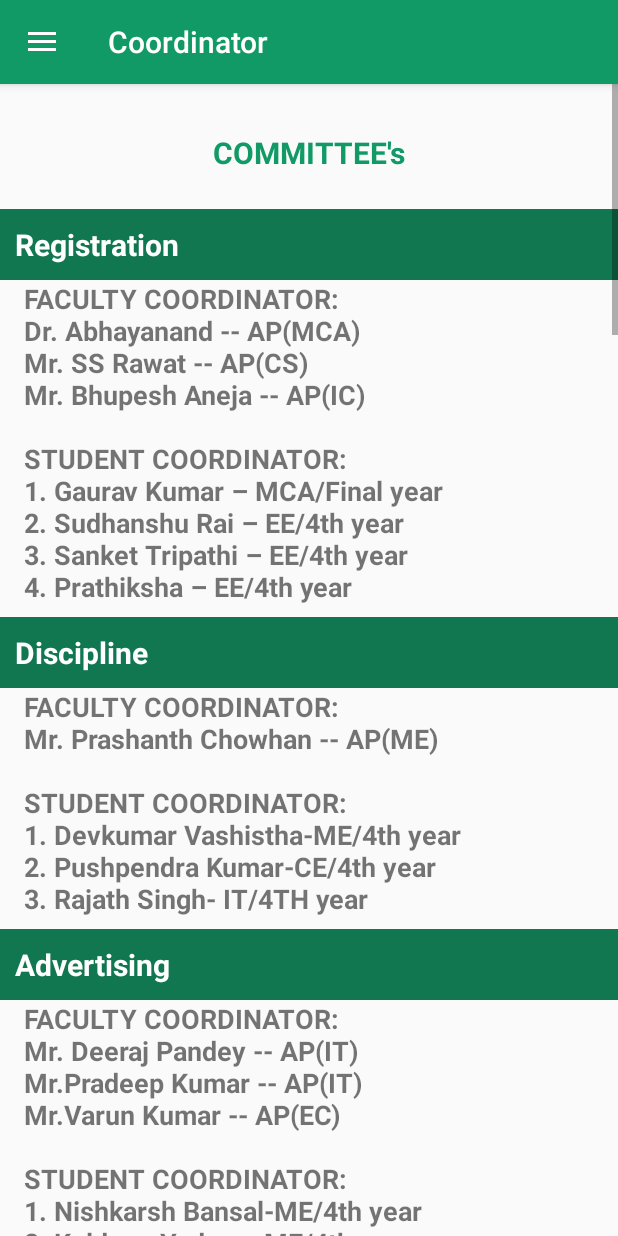
After one commit to jatinrajbhatia/jssmythri2017, an Android app: the fragment Committee placed in its activity, on a phone screen of 412 x 824 dp. The commit adds this screen. Run offline under Robolectric (Android 15) with nearby library versions, the light colour scheme and no system bars.

Commit message:
first commit

```diff
--- /dev/null
+++ b/app/src/main/java/com/jss/jssatenmythri2017_18/activity/Committee.java
@@ -0,0 +1,23 @@
+package com.jss.jssatenmythri2017_18.activity;
+
+import android.os.Bundle;
+import android.support.v4.app.Fragment;
+import android.view.LayoutInflater;
+import android.view.View;
+import android.view.ViewGroup;
+
+import com.jss.jssatenmythri2017_18.R;
+
+
+public class Committee extends Fragment {
+
+
+    @Override
+    public View onCreateView(LayoutInflater inflater, ViewGroup container,
+                             Bundle savedInstanceState) {
+        // Inflate the layout for this fragment
+        return inflater.inflate(R.layout.fragment_committee, container, false);
+    }
+
+
+}
--- a/app/src/main/java/com/jss/jssatenmythri2017_18/activity/Games.java
+++ b/app/src/main/java/com/jss/jssatenmythri2017_18/activity/Games.java
@@ -23,7 +23,7 @@ public class Games extends Fragment {
     RecyclerView.LayoutManager layoutManager;
     String[] name={"Badminton","Table Tennis","Chess","Carrom",
             "Tug Of War","Cricket","Football","Volleyball",
-            "Basketball","Athelitics","Kabaddi","Fun Games"};
+            "Basketball","Athelitics", "Shot Put","Kabaddi","Fun Games"};
    ArrayList<Text_Getter_Setter> list=new ArrayList<Text_Getter_Setter>();
 
     @Override
--- a/app/src/main/java/com/jss/jssatenmythri2017_18/activity/LoginActivity.java
+++ b/app/src/main/java/com/jss/jssatenmythri2017_18/activity/LoginActivity.java
@@ -47,7 +47,7 @@ public class LoginActivity extends Activity {
     //Pref by Ashwani - pref of whole app
     SharedPreferences sharedPreferences;
     final String LOGIN_KEY = "logged_in";
-    final String PREF_NAME = "mythri-2017";
+    final String PREF_NAME = "mythri-2016";
     final String IS_REGISTERATION = "registeration";
     String USERNAME = "useername";
     String MYTHRI_ID = "mythri_id";
--- a/app/src/main/java/com/jss/jssatenmythri2017_18/activity/MainActivity.java
+++ b/app/src/main/java/com/jss/jssatenmythri2017_18/activity/MainActivity.java
@@ -42,7 +42,7 @@ public class MainActivity extends AppCompatActivity
         loginname = sharedPreferences.getString(USERNAME, "JSS");
         String id = sharedPreferences.getString(MYTHRI_ID, "mythri_dev_jss");
         if (!id.equals("mythri_dev_jss")) {
-            loginid = "MYTHRI_16_" + id;
+            loginid = "MYTHRI_17_" + id;
         }
 
         Toast.makeText(getApplicationContext(), loginname + " " + loginid, Toast.LENGTH_LONG).show();
@@ -109,6 +109,9 @@ public class MainActivity extends AppCompatActivity
         } else if (id == R.id.support) {
             android.support.v4.app.FragmentManager transaction = getSupportFragmentManager();
             transaction.beginTransaction().replace(R.id.main_frame, new Support()).commit();
+        } else if (id == R.id.committee) {
+            android.support.v4.app.FragmentManager transaction = getSupportFragmentManager();
+            transaction.beginTransaction().replace(R.id.main_frame, new Committee()).commit();
         } else if (id == R.id.share) {
             shareapp();
         }
--- a/app/src/main/java/com/jss/jssatenmythri2017_18/activity/coordinator/Coordinater_nav_activity.java
+++ b/app/src/main/java/com/jss/jssatenmythri2017_18/activity/coordinator/Coordinater_nav_activity.java
@@ -15,6 +15,7 @@ import android.widget.Toast;
 import com.jss.jssatenmythri2017_18.R;
 import com.jss.jssatenmythri2017_18.activity.About;
 import com.jss.jssatenmythri2017_18.activity.About_app;
+import com.jss.jssatenmythri2017_18.activity.Committee;
 import com.jss.jssatenmythri2017_18.activity.Games;
 import com.jss.jssatenmythri2017_18.activity.LoginActivity;
 import com.jss.jssatenmythri2017_18.activity.Notification;
@@ -89,6 +90,10 @@ public class Coordinater_nav_activity extends AppCompatActivity
         {
             android.support.v4.app.FragmentManager transaction =getSupportFragmentManager();
             transaction.beginTransaction().replace(R.id.coordinater_frame,new About_app()).commit();
+        }else if(id==R.id.committee)
+        {
+            android.support.v4.app.FragmentManager transaction =getSupportFragmentManager();
+            transaction.beginTransaction().replace(R.id.coordinater_frame,new Committee()).commit();
         }
         else if(id == R.id.logout){
             clearPref();
--- /dev/null
+++ b/app/src/main/res/layout/fragment_committee.xml
@@ -0,0 +1,320 @@
+<FrameLayout xmlns:android="http://schemas.android.com/apk/res/android"
+    xmlns:tools="http://schemas.android.com/tools"
+    android:layout_width="match_parent"
+    android:layout_height="match_parent"
+    tools:context=".activity.Committee">
+
+    <!-- TODO: Update blank fragment layout -->
+
+    <ScrollView
+        android:layout_width="match_parent"
+        android:layout_height="match_parent">
+
+        <LinearLayout
+            android:layout_width="match_parent"
+            android:layout_height="match_parent"
+            android:orientation="vertical">
+            <TextView
+                android:layout_width="match_parent"
+                android:layout_height="wrap_content"
+                android:layout_marginTop="16dp"
+                android:padding="16dp"
+                android:gravity="center"
+                android:text="COMMITTEE's"
+                android:textSize="20sp"
+                android:textColor="#196"
+                android:textStyle="bold"/>
+
+
+            <TextView
+                android:layout_width="match_parent"
+                android:layout_height="wrap_content"
+                android:background="#117751"
+                android:textColor="#fff"
+                android:text="Registration"
+                android:layout_marginTop="8dp"
+                android:textSize="20sp"
+                android:textStyle="bold"
+                android:padding="10dp"/>
+
+            <TextView
+                android:layout_width="match_parent"
+                android:layout_height="wrap_content"
+                android:paddingRight="16dp"
+                android:paddingLeft="16dp"
+                android:textStyle="bold"
+                android:text="FACULTY COORDINATOR: \nDr. Abhayanand -- AP(MCA)\nMr. SS Rawat -- AP(CS)\nMr. Bhupesh Aneja -- AP(IC)\n\nSTUDENT COORDINATOR:\n1. Gaurav Kumar – MCA/Final year\n2. Sudhanshu Rai – EE/4th year\n3. Sanket Tripathi – EE/4th year\n4. Prathiksha – EE/4th year"
+                android:textSize="18sp"
+                />
+
+
+            <TextView
+                android:layout_width="match_parent"
+                android:layout_height="wrap_content"
+                android:background="#117751"
+                android:textColor="#fff"
+                android:text="Discipline"
+                android:textSize="20sp"
+                android:layout_marginTop="8dp"
+                android:textStyle="bold"
+                android:padding="10dp"/>
+
+            <TextView
+                android:layout_width="match_parent"
+                android:layout_height="wrap_content"
+                android:paddingRight="16dp"
+                android:paddingLeft="16dp"
+                android:textStyle="bold"
+                android:text="FACULTY COORDINATOR: \nMr. Prashanth Chowhan -- AP(ME) \n\nSTUDENT COORDINATOR:\n1. Devkumar Vashistha-ME/4th year\n2. Pushpendra Kumar-CE/4th year\n3. Rajath Singh- IT/4TH year"
+                android:textSize="18sp"
+                />
+
+
+            <TextView
+                android:layout_width="match_parent"
+                android:layout_height="wrap_content"
+                android:background="#117751"
+                android:textColor="#fff"
+                android:text="Advertising"
+                android:textSize="20sp"
+                android:layout_marginTop="8dp"
+                android:textStyle="bold"
+                android:padding="10dp"/>
+
+            <TextView
+                android:layout_width="match_parent"
+                android:layout_height="wrap_content"
+                android:paddingRight="16dp"
+                android:paddingLeft="16dp"
+                android:textStyle="bold"
+                android:text="FACULTY COORDINATOR: \nMr. Deeraj Pandey -- AP(IT)\nMr.Pradeep Kumar -- AP(IT)\nMr.Varun Kumar -- AP(EC)\n\nSTUDENT COORDINATOR:\n1. Nishkarsh Bansal-ME/4th year\n2. Kuldeep Yadav – ME/4th year\n3. Shubham Dubey–EC/4th year\n4. Shivam Deshwal – IT/4th year\n5. Shikhar Yadav– ME /4th year"
+                android:textSize="18sp"
+                />
+
+            <TextView
+                android:layout_width="match_parent"
+                android:layout_height="wrap_content"
+                android:background="#117751"
+                android:textColor="#fff"
+                android:text="Ties/Fixture"
+                android:textSize="20sp"
+                android:layout_marginTop="8dp"
+                android:textStyle="bold"
+                android:padding="10dp"/>
+
+            <TextView
+                android:layout_width="match_parent"
+                android:layout_height="wrap_content"
+                android:paddingRight="16dp"
+                android:paddingLeft="16dp"
+                android:textStyle="bold"
+                android:text="FACULTY COORDINATOR: \nRespective Game Faculty coordinators \nMr.Uday Kumar -- Instructor (EC)\n\nSTUDENT COORDINATOR:\n1. Amardeep Singh–CE/4th year\n2. Birendra Yadav–CE/4th year \n3. Respective Game Coordinators"
+                android:textSize="18sp"
+                />
+
+            <TextView
+                android:layout_width="match_parent"
+                android:layout_height="wrap_content"
+                android:background="#117751"
+                android:textColor="#fff"
+                android:text="Ground  Preparation"
+                android:textSize="20sp"
+                android:layout_marginTop="8dp"
+                android:textStyle="bold"
+                android:padding="10dp"/>
+
+            <TextView
+                android:layout_width="match_parent"
+                android:layout_height="wrap_content"
+                android:paddingRight="16dp"
+                android:paddingLeft="16dp"
+                android:textStyle="bold"
+                android:text="FACULTY COORDINATOR: \nMr. Yogesh.K.S -- AP(Civil)\nMr. Bharath -- AP(Civil)\nMr.Raghavendra -- AP(CE)\n\nSTUDENT COORDINATOR:\n1. Arnold Lui– EE/4th year\n2. Manish Kesharwani–CS/4th year\n3. Adity Srivastava-CS/4th year\n4. Respective Game Coordinators"
+                android:textSize="18sp"
+                />
+
+            <TextView
+                android:layout_width="match_parent"
+                android:layout_height="wrap_content"
+                android:background="#117751"
+                android:textColor="#fff"
+                android:text="Inauguration"
+                android:textSize="20sp"
+                android:layout_marginTop="8dp"
+                android:textStyle="bold"
+                android:padding="10dp"/>
+
+            <TextView
+                android:layout_width="match_parent"
+                android:layout_height="wrap_content"
+                android:paddingRight="16dp"
+                android:paddingLeft="16dp"
+                android:textStyle="bold"
+                android:text="FACULTY COORDINATOR: \nMrs. Parven Poon Tarang -- AP(EE)\nMrs. Roli Verma -- AP(Chem)\nMrs.Ranu Pandey -- AP(Maths)\nMrs.Shivani Dubey -- AP(MCA)\nMr.Yashwanth J -- AP(EC)\nMr.Lingraju R -- Instructor\nMr.Suresh H M -- Admin\nMr.Manjunath -- Attender\n\nSTUDENT COORDINATOR:\n1. Saurabh Bharadwaj – MCA/Final year \n2. Shreya Singh – EC/4th year\n3. Abhishek Tiwari - EEE/4th year\n4. Vivek Sharma – IT/4th year\n5. Arpit Gupta – ME/ 4th year\n6. Sakshi Gupta - CS/4th year\n7. Yamini Saurabh - EC/4th year\n8. Rishabh Mittal - EE/4th year"
+                android:textSize="18sp"
+                />
+
+            <TextView
+                android:layout_width="match_parent"
+                android:layout_height="wrap_content"
+                android:background="#117751"
+                android:textColor="#fff"
+                android:text="Prize Distribution"
+                android:textSize="20sp"
+                android:layout_marginTop="8dp"
+                android:textStyle="bold"
+                android:padding="10dp"/>
+
+            <TextView
+                android:layout_width="match_parent"
+                android:layout_height="wrap_content"
+                android:paddingRight="16dp"
+                android:paddingLeft="16dp"
+                android:textStyle="bold"
+                android:text="FACULTY COORDINATOR: \nDr.Deepak Kumar -- HOD(Phy)\nMr. Rakesh Bhat -- AP(MBA)\nMr. Virendra Kr Verma -- AP(MT)\nMs. Shafali Bhakshi -- AP(CE)\nMr.B S Bharth Kupal -- AP(EC)\nMr. Shivanna L -- Instructor(ME)\nMr.Manjunath -- Instructor(EE)\n\nSTUDENT COORDINATOR:\n1. Saurabh Bharadwaj – MCA/Final year \n2. Shreya Singh – EC/4th year\n3. Abhishek Tiwari - EEE/4th year\n4. Vivek Sharma – IT/4th year\n5. Arpit Gupta – ME/ 4th year\n6. Sakshi Gupta - CS/4th year\n7. Yamini Saurabh - EC/4th year\n8. Rishabh Mittal - EE/4th year"
+                android:textSize="18sp"
+                />
+
+
+            <TextView
+                android:layout_width="match_parent"
+                android:layout_height="wrap_content"
+                android:background="#117751"
+                android:textColor="#fff"
+                android:text="Certificate Writing"
+                android:textSize="20sp"
+                android:layout_marginTop="8dp"
+                android:textStyle="bold"
+                android:padding="10dp"/>
+
+            <TextView
+                android:layout_width="match_parent"
+                android:layout_height="wrap_content"
+                android:paddingRight="16dp"
+                android:paddingLeft="16dp"
+                android:textStyle="bold"
+                android:text="FACULTY COORDINATOR: \nDr. Bhupender Parashar -- Asso.Prof. Head(Maths)\nMrs. Deepa Tyagi -- AP(Eng)\nMrs. Ashima Srivastav -- AP(Chem)\nMrs. Nishi Sharma -- AP(Eng)\nMrs. Vineetha Khemchandani -- AP(Maths)\nMr. Uday Kumar -- Instructor(EC)\nMr. Karthik K C -- Instructor(ME)\nMr. Babu Prasad -- Instructor(IC)\nMr.Raghu S -- Instructor(ME)\n\nSTUDENT COORDINATOR:\n1. Shweta Rajiv Tripathi MCA/Final year\n2. Abhishek Tripathi-EE/4th year"
+                android:textSize="18sp"
+                />
+
+            <TextView
+                android:layout_width="match_parent"
+                android:layout_height="wrap_content"
+                android:background="#117751"
+                android:textColor="#fff"
+                android:text="Refreshment"
+                android:textSize="20sp"
+                android:layout_marginTop="8dp"
+                android:textStyle="bold"
+                android:padding="10dp"/>
+
+            <TextView
+                android:layout_width="match_parent"
+                android:layout_height="wrap_content"
+                android:paddingRight="16dp"
+                android:paddingLeft="16dp"
+                android:textStyle="bold"
+                android:text="FACULTY COORDINATOR: \nMr. Sadashiva.T -- AP(MBA)\nMr.Harsha B P -- AP(ME)\nMr.Suhas A R -- Instructor(EE)\n\nSTUDENT COORDINATOR:\n1. Nishkarsh Bansal-ME/4th year"
+                android:textSize="18sp"
+                />
+
+            <TextView
+                android:layout_width="match_parent"
+                android:layout_height="wrap_content"
+                android:background="#117751"
+                android:textColor="#fff"
+                android:text="Press Committee"
+                android:textSize="20sp"
+                android:layout_marginTop="8dp"
+                android:textStyle="bold"
+                android:padding="10dp"/>
+
+            <TextView
+                android:layout_width="match_parent"
+                android:layout_height="wrap_content"
+                android:paddingRight="16dp"
+                android:paddingLeft="16dp"
+                android:textStyle="bold"
+                android:text="FACULTY COORDINATOR: \nMr. Nirmal Kumar Agarwal -- AP(EE)\n\nSTUDENT COORDINATOR:\n1. Rishabh Mittal - EE/4th year\n2. Tarun Garg - MBA/Final year"
+                android:textSize="18sp"
+                />
+
+            <TextView
+                android:layout_width="match_parent"
+                android:layout_height="wrap_content"
+                android:background="#117751"
+                android:textColor="#fff"
+                android:text="T-Shirt"
+                android:textSize="20sp"
+                android:layout_marginTop="8dp"
+                android:textStyle="bold"
+                android:padding="10dp"/>
+
+            <TextView
+                android:layout_width="match_parent"
+                android:layout_height="wrap_content"
+                android:paddingRight="16dp"
+                android:paddingLeft="16dp"
+                android:textStyle="bold"
+                android:text="\nSTUDENT COORDINATOR:\n1. Jatin Bhatia - MCA/Final year\n2. Sumit Gupta - MCA/Final year"
+                android:textSize="18sp"
+                />
+
+            <TextView
+                android:layout_width="match_parent"
+                android:layout_height="wrap_content"
+                android:background="#117751"
+                android:textColor="#fff"
+                android:text="First Aid"
+                android:textSize="20sp"
+                android:layout_marginTop="8dp"
+                android:textStyle="bold"
+                android:padding="10dp"/>
+
+            <TextView
+                android:layout_width="match_parent"
+                android:layout_height="wrap_content"
+                android:paddingRight="16dp"
+                android:paddingLeft="16dp"
+                android:textStyle="bold"
+                android:text="FACULTY COORDINATOR: \nMr. Shashi Kumar -- AP(EC)\n\nSTUDENT COORDINATOR:\n1. Sayad Arshad Ali– /4th year \n2. Vaibhav Dwivedi–ME/4th year"
+                android:textSize="18sp"
+                />
+
+            <TextView
+                android:layout_width="match_parent"
+                android:layout_height="wrap_content"
+                android:background="#117751"
+                android:textColor="#fff"
+                android:text="Documentations (Typing)"
+                android:textSize="20sp"
+                android:layout_marginTop="8dp"
+                android:textStyle="bold"
+                android:padding="10dp"/>
+
+            <TextView
+                android:layout_width="match_parent"
+                android:layout_height="wrap_content"
+                android:paddingRight="16dp"
+                android:paddingLeft="16dp"
+                android:textStyle="bold"
+                android:text="\nSTUDENT COORDINATOR:\n1. Shivam Gadgey–CE/4th year\n2. Jaswant Singh Yadav-ME/4th year"
+                android:textSize="18sp"
+                />
+
+            <TextView
+                android:layout_width="match_parent"
+                android:layout_height="wrap_content"
+                android:paddingRight="16dp"
+                android:paddingLeft="16dp"
+                android:text=""
+                android:textSize="15sp"
+                />
+
+
+        </LinearLayout>
+
+    </ScrollView>
+
+
+</FrameLayout>
--- a/app/src/main/res/menu/activity_coordinater_nav_activity_drawer.xml
+++ b/app/src/main/res/menu/activity_coordinater_nav_activity_drawer.xml
@@ -9,11 +9,15 @@
         <item
             android:id="@+id/my_event"
             android:icon="@drawable/ic_face_black_24dp"
-            android:title="Your Event" />
+            android:title="Your Games" />
         <item
             android:id="@+id/games"
             android:icon="@drawable/games"
             android:title="All Games" />
+        <item
+            android:id="@+id/committee"
+            android:icon="@drawable/games"
+            android:title="Committee" />
         <item
             android:id="@+id/notification"
             android:icon="@drawable/current"
@@ -25,14 +29,15 @@
             />
 
         <item
+            android:id="@+id/support"
+            android:icon="@drawable/about"
+            android:title="Support" />
+
+
+        <item
             android:id="@+id/logout"
             android:icon="@drawable/log_out_24dp"
             android:title="Logout" />
 
-        <item
-            android:id="@+id/support"
-            android:icon="@drawable/about"
-            android:title="Support" />
-
 </group>
 </menu>
```
Also changed, not shown: app/src/main/java/com/jss/jssatenmythri2017_18/activity/Athelics_Listview.java (+9 -7 lines), app/src/main/java/com/jss/jssatenmythri2017_18/activity/GamedetailActivity.java (+102 -97 lines), app/src/main/res/layout/dummylayout.xml (+24 -24 lines), app/src/main/res/layout/fragment_about_app.xml (+4 -4 lines), app/src/main/res/menu/activity_main_drawer.xml (+10 -5 lines), app/src/main/res/drawable-hdpi-v4/ajith.jpeg (added), app/src/main/res/drawable-hdpi-v4/anshul_kabaddi.jpeg (added), app/src/main/res/drawable-hdpi-v4/chidambara.jpeg (added), app/src/main/res/drawable-hdpi-v4/harish_chess.jpeg (added), app/src/main/res/drawable-hdpi-v4/sanket_football.png (renamed from app/src/main/res/drawable-hdpi-v4/sanket_footballl.png), app/src/main/res/drawable-hdpi-v4/sukh.jpg (added).
